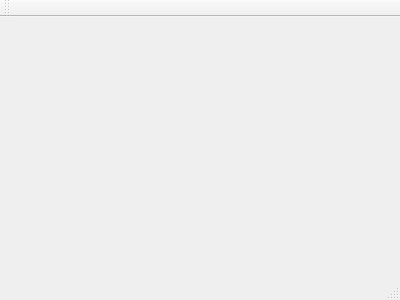
Old version of the form mainwindow.ui in the repository tnightingale/Chat.
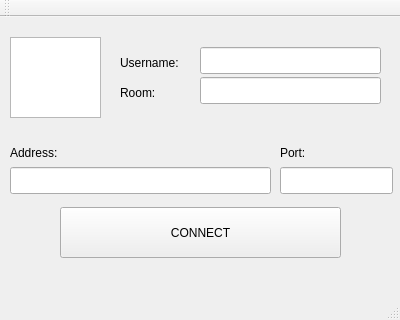
New version of the form.

```diff
--- a/mainwindow.ui
+++ b/mainwindow.ui
@@ -1,24 +1,158 @@
 <ui version="4.0">
  <class>MainWindow</class>
- <widget class="QMainWindow" name="MainWindow" >
-  <property name="geometry" >
+ <widget class="QMainWindow" name="MainWindow">
+  <property name="geometry">
    <rect>
     <x>0</x>
     <y>0</y>
     <width>400</width>
-    <height>300</height>
+    <height>320</height>
    </rect>
   </property>
   <property name="windowTitle" >
    <string>MainWindow</string>
   </property>
-  <widget class="QMenuBar" name="menuBar" />
-  <widget class="QToolBar" name="mainToolBar" />
-  <widget class="QWidget" name="centralWidget" />
-  <widget class="QStatusBar" name="statusBar" />
+  <widget class="QWidget" name="centralWidget">
+   <widget class="QLineEdit" name="nameField">
+    <property name="geometry">
+     <rect>
+      <x>200</x>
+      <y>30</y>
+      <width>181</width>
+      <height>27</height>
+     </rect>
+    </property>
+   </widget>
+   <widget class="QLabel" name="label">
+    <property name="geometry">
+     <rect>
+      <x>120</x>
+      <y>30</y>
+      <width>81</width>
+      <height>31</height>
+     </rect>
+    </property>
+    <property name="text">
+     <string>Username:</string>
+    </property>
+   </widget>
+   <widget class="QLineEdit" name="roomField">
+    <property name="geometry">
+     <rect>
+      <x>200</x>
+      <y>60</y>
+      <width>181</width>
+      <height>27</height>
+     </rect>
+    </property>
+   </widget>
+   <widget class="QLabel" name="label_2">
+    <property name="geometry">
+     <rect>
+      <x>120</x>
+      <y>60</y>
+      <width>81</width>
+      <height>31</height>
+     </rect>
+    </property>
+    <property name="text">
+     <string>Room:</string>
+    </property>
+   </widget>
+   <widget class="QLineEdit" name="ipField">
+    <property name="geometry">
+     <rect>
+      <x>10</x>
+      <y>150</y>
+      <width>261</width>
+      <height>27</height>
+     </rect>
+    </property>
+   </widget>
+   <widget class="QLabel" name="label_3">
+    <property name="geometry">
+     <rect>
+      <x>10</x>
+      <y>120</y>
+      <width>81</width>
+      <height>31</height>
+     </rect>
+    </property>
+    <property name="text">
+     <string>Address:</string>
+    </property>
+   </widget>
+   <widget class="QLineEdit" name="portField">
+    <property name="geometry">
+     <rect>
+      <x>280</x>
+      <y>150</y>
+      <width>113</width>
+      <height>27</height>
+     </rect>
+    </property>
+   </widget>
+   <widget class="QLabel" name="label_4">
+    <property name="geometry">
+     <rect>
+      <x>280</x>
+      <y>120</y>
+      <width>81</width>
+      <height>31</height>
+     </rect>
+    </property>
+    <property name="text">
+     <string>Port:</string>
+    </property>
+   </widget>
+   <widget class="QPushButton" name="connectButton">
+    <property name="geometry">
+     <rect>
+      <x>60</x>
+      <y>190</y>
+      <width>281</width>
+      <height>51</height>
+     </rect>
+    </property>
+    <property name="text">
+     <string>CONNECT</string>
+    </property>
+   </widget>
+   <widget class="QGraphicsView" name="graphicsView">
+    <property name="geometry">
+     <rect>
+      <x>10</x>
+      <y>20</y>
+      <width>91</width>
+      <height>81</height>
+     </rect>
+    </property>
+    <property name="interactive">
+     <bool>true</bool>
+    </property>
+   </widget>
+  </widget>
+  <widget class="QMenuBar" name="menuBar">
+   <property name="geometry">
+    <rect>
+     <x>0</x>
+     <y>0</y>
+     <width>400</width>
+     <height>25</height>
+    </rect>
+   </property>
+  </widget>
+  <widget class="QToolBar" name="mainToolBar">
+   <attribute name="toolBarArea">
+    <enum>TopToolBarArea</enum>
+   </attribute>
+   <attribute name="toolBarBreak">
+    <bool>false</bool>
+   </attribute>
+  </widget>
+  <widget class="QStatusBar" name="statusBar"/>
  </widget>
- <layoutDefault spacing="6" margin="11" />
- <pixmapfunction></pixmapfunction>
+ <layoutdefault spacing="6" margin="11"/>
  <resources/>
  <connections/>
 </ui>
```
Left out of the diff: 3 changed lines with no effect on the pictures.
